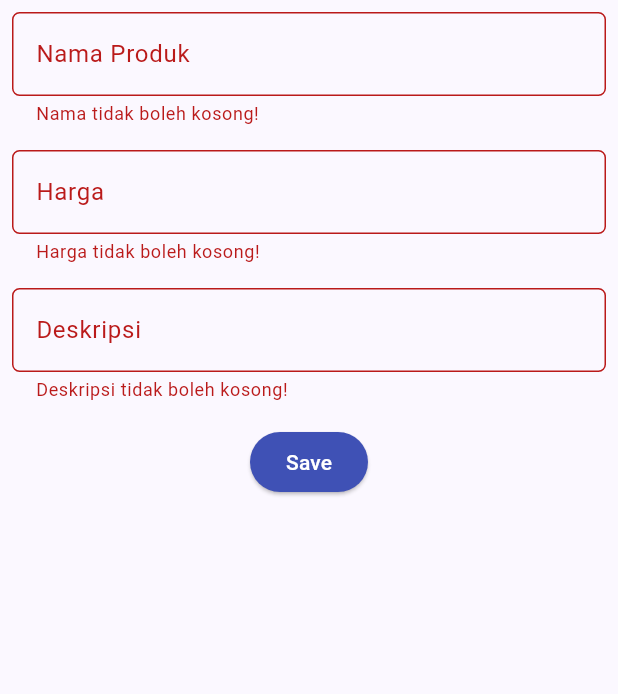
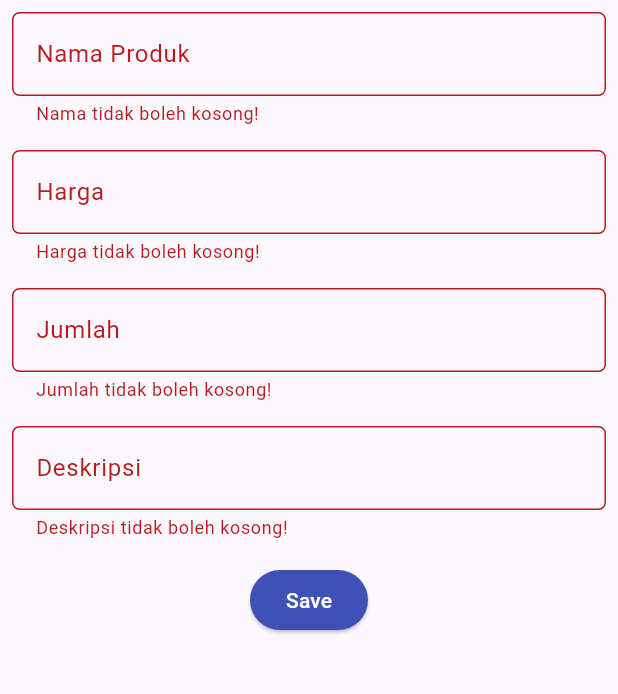
Before and after one commit to g0lgi/toko-kadal-mobile, a Flutter app: the ShopFormPage screen opened directly, after a tap on "Save", on a phone screen of 412 x 824 dp, the part 84-778 px from its top. Run offline on Flutter 3.47's test engine with Material 2 defaults, Android fonts, the phone set to English and light mode, and no system bars; missing offline and left inert: pbp_django_auth; network calls fail.

Commit message:
TUGAS 9 DONE - BONUS

```diff
--- a/lib/screens/shoplist_form.dart
+++ b/lib/screens/shoplist_form.dart
@@ -1,5 +1,11 @@
+import 'dart:convert';
+
 import 'package:flutter/material.dart';
+import 'package:pbp_django_auth/pbp_django_auth.dart';
+import 'package:provider/provider.dart';
 import 'package:toko_kadal_mobile/widgets/left_drawer.dart';
+
+import 'menu.dart';
 
 class ShopFormPage extends StatefulWidget {
   const ShopFormPage({super.key});
@@ -13,9 +19,11 @@
   String _name = "";
   int _price = 0;
   String _description = "";
+  int _amount = 0;
 
   @override
   Widget build(BuildContext context) {
+    final request = context.watch<CookieRequest>();
     return Scaffold(
       appBar: AppBar(
         title: const Center(
@@ -85,6 +93,32 @@
               padding: const EdgeInsets.all(8.0),
               child: TextFormField(
                 decoration: InputDecoration(
+                  hintText: "Jumlah",
+                  labelText: "Jumlah",
+                  border: OutlineInputBorder(
+                    borderRadius: BorderRadius.circular(5.0),
+                  ),
+                ),
+                onChanged: (String? value) {
+                  setState(() {
+                    _amount = int.parse(value!);
+                  });
+                },
+                validator: (String? value) {
+                  if (value == null || value.isEmpty) {
+                    return "Jumlah tidak boleh kosong!";
+                  }
+                  if (int.tryParse(value) == null) {
+                    return "Jumlah harus berupa angka!";
+                  }
+                  return null;
+                },
+              ),
+            ),
+            Padding(
+              padding: const EdgeInsets.all(8.0),
+              child: TextFormField(
+                decoration: InputDecoration(
                   hintText: "Deskripsi",
                   labelText: "Deskripsi",
                   border: OutlineInputBorder(
@@ -113,38 +147,37 @@
                     backgroundColor:
                     MaterialStateProperty.all(Colors.indigo),
                   ),
-                  onPressed: () {
-                    if (_formKey.currentState!.validate()) {
-                      showDialog(
-                        context: context,
-                        builder: (context) {
-                          return AlertDialog(
-                            title: const Text('Produk berhasil tersimpan'),
-                            content: SingleChildScrollView(
-                              child: Column(
-                                crossAxisAlignment:
-                                CrossAxisAlignment.start,
-                                children: [
-                                  Text('Nama: $_name'),
-                                  Text('Harga: $_price'),
-                                  Text('Deskripsi: $_description')
-                                ],
-                              ),
-                            ),
-                            actions: [
-                              TextButton(
-                                child: const Text('OK'),
-                                onPressed: () {
-                                  Navigator.pop(context);
-                                },
-                              ),
-                            ],
-                          );
-                        },
-                      );
-                      _formKey.currentState!.reset();
-                    }
-                  },
+                    onPressed: () async {
+              if (_formKey.currentState!.validate()) {
+              // Kirim ke Django dan tunggu respons
+              // TODO: Ganti URL dan jangan lupa tambahkan trailing slash (/) di akhir URL!
+              final response = await request.postJson(
+              "http://localhost:8000/create-flutter/",
+              jsonEncode(<String, String>{
+              'name': _name,
+              'price': _price.toString(),
+              'description': _description,
+                'amount': _amount.toString(),
+              // TODO: Sesuaikan field data sesuai dengan aplikasimu
+              }));
+              if (response['status'] == 'success') {
+              ScaffoldMessenger.of(context)
+                  .showSnackBar(const SnackBar(
+              content: Text("Produk baru berhasil disimpan!"),
+              ));
+              Navigator.pushReplacement(
+              context,
+              MaterialPageRoute(builder: (context) => MyHomePage()),
+              );
+              } else {
+              ScaffoldMessenger.of(context)
+                  .showSnackBar(const SnackBar(
+              content:
+              Text("Terdapat kesalahan, silakan coba lagi."),
+              ));
+              }
+              }
+              },
                   child: const Text(
                     "Save",
                     style: TextStyle(color: Colors.white),
--- a/lib/widgets/left_drawer.dart
+++ b/lib/widgets/left_drawer.dart
@@ -1,6 +1,8 @@
 import 'package:flutter/material.dart';
 import 'package:toko_kadal_mobile/screens/menu.dart';
 import 'package:toko_kadal_mobile/screens/shoplist_form.dart';
+
+import '../screens/list_product.dart';
 
 
 class LeftDrawer extends StatelessWidget {
@@ -59,6 +61,17 @@
                   MaterialPageRoute(builder: (context) => ShopFormPage()));
             },
           ),
+          ListTile(
+            leading: const Icon(Icons.shopping_basket),
+            title: const Text('Daftar Produk'),
+            onTap: () {
+              // Route menu ke halaman produk
+              Navigator.push(
+                context,
+                MaterialPageRoute(builder: (context) => const ProductPage()),
+              );
+            },
+          ),
         ],
       ),
     );
--- a/pubspec.yaml
+++ b/pubspec.yaml
@@ -35,6 +35,9 @@
   # The following adds the Cupertino Icons font to your application.
   # Use with the CupertinoIcons class for iOS style icons.
   cupertino_icons: ^1.0.2
+  provider: ^6.1.1
+  pbp_django_auth: ^0.4.0
+  http: ^1.1.0
 
 dev_dependencies:
   flutter_test:
```
Also changed, not shown: lib/main.dart (+16 -24 lines), lib/models/product.dart (added, +69 -0 lines), lib/screens/list_product.dart (added, +91 -0 lines), lib/screens/login.dart (added, +114 -0 lines), lib/widgets/shop_card.dart (+31 -8 lines), pubspec.lock, 2 other files.
